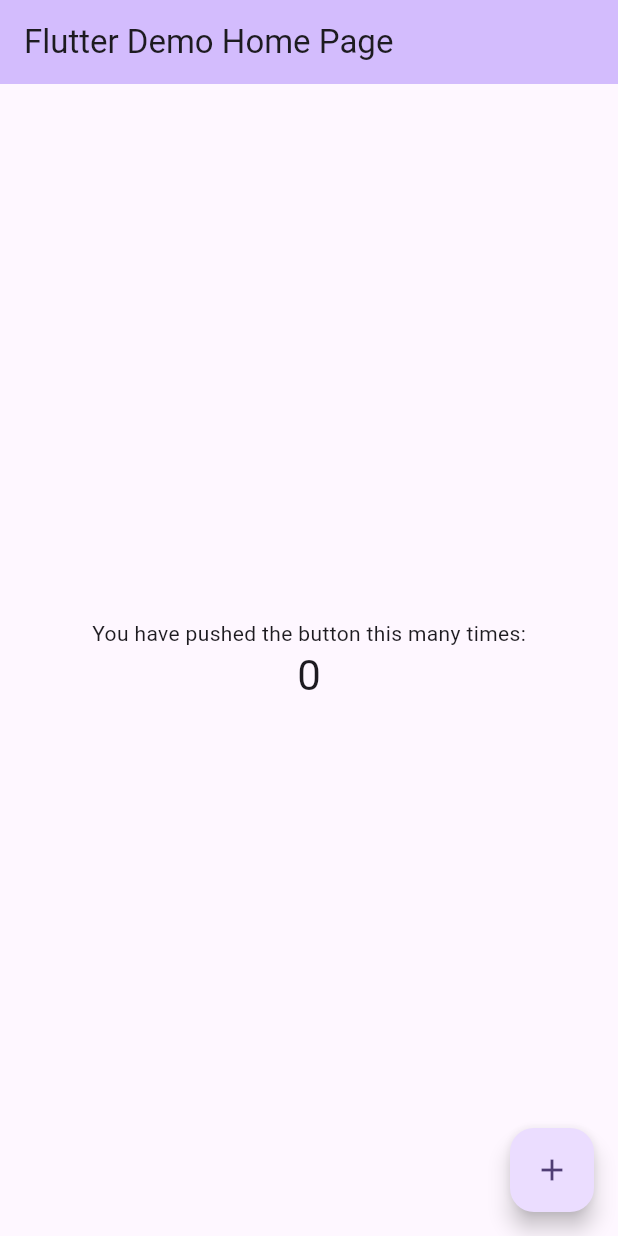
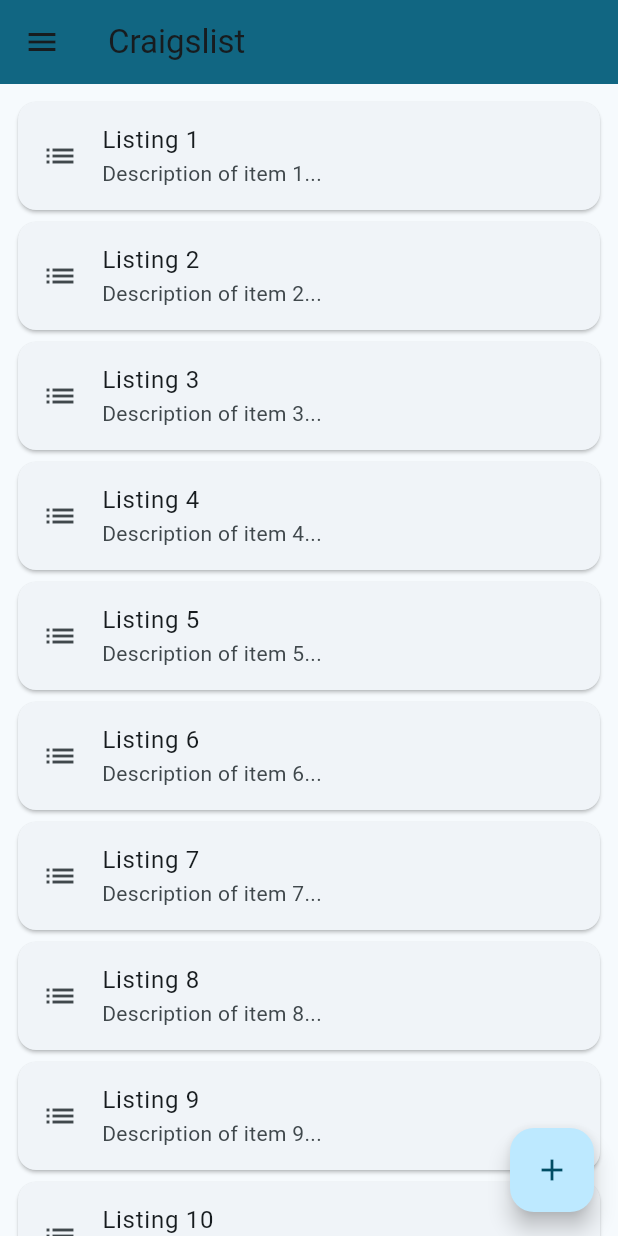
Before and after one commit to CS-Brandon/localhub, a Flutter app: the screen it shows after launch, on a phone screen of 412 x 824 dp. Run offline on Flutter 3.47's test engine with Material 3 defaults, Android fonts, the phone set to English and light mode, and no system bars.

Commit message:
Adding basic landing page on lib/main.dart

```diff
--- a/lib/main.dart
+++ b/lib/main.dart
@@ -7,119 +7,96 @@
 class MyApp extends StatelessWidget {
   const MyApp({super.key});
 
-  // This widget is the root of your application.
   @override
   Widget build(BuildContext context) {
     return MaterialApp(
-      title: 'Flutter Demo',
+      title: 'Craigslist Template',
       theme: ThemeData(
-        // This is the theme of your application.
-        //
-        // TRY THIS: Try running your application with "flutter run". You'll see
-        // the application has a purple toolbar. Then, without quitting the app,
-        // try changing the seedColor in the colorScheme below to Colors.green
-        // and then invoke "hot reload" (save your changes or press the "hot
-        // reload" button in a Flutter-supported IDE, or press "r" if you used
-        // the command line to start the app).
-        //
-        // Notice that the counter didn't reset back to zero; the application
-        // state is not lost during the reload. To reset the state, use hot
-        // restart instead.
-        //
-        // This works for code too, not just values: Most code changes can be
-        // tested with just a hot reload.
-        colorScheme: ColorScheme.fromSeed(seedColor: Colors.deepPurple),
+        colorScheme: ColorScheme.fromSeed(seedColor: Colors.blueGrey),
         useMaterial3: true,
       ),
-      home: const MyHomePage(title: 'Flutter Demo Home Page'),
+      home: const HomePage(),
     );
   }
 }
 
-class MyHomePage extends StatefulWidget {
-  const MyHomePage({super.key, required this.title});
-
-  // This widget is the home page of your application. It is stateful, meaning
-  // that it has a State object (defined below) that contains fields that affect
-  // how it looks.
-
-  // This class is the configuration for the state. It holds the values (in this
-  // case the title) provided by the parent (in this case the App widget) and
-  // used by the build method of the State. Fields in a Widget subclass are
-  // always marked "final".
-
-  final String title;
-
-  @override
-  State<MyHomePage> createState() => _MyHomePageState();
-}
-
-class _MyHomePageState extends State<MyHomePage> {
-  int _counter = 0;
-
-  void _incrementCounter() {
-    setState(() {
-      // This call to setState tells the Flutter framework that something has
-      // changed in this State, which causes it to rerun the build method below
-      // so that the display can reflect the updated values. If we changed
-      // _counter without calling setState(), then the build method would not be
-      // called again, and so nothing would appear to happen.
-      _counter++;
-    });
-  }
+class HomePage extends StatelessWidget {
+  const HomePage({super.key});
 
   @override
   Widget build(BuildContext context) {
-    // This method is rerun every time setState is called, for instance as done
-    // by the _incrementCounter method above.
-    //
-    // The Flutter framework has been optimized to make rerunning build methods
-    // fast, so that you can just rebuild anything that needs updating rather
-    // than having to individually change instances of widgets.
     return Scaffold(
       appBar: AppBar(
-        // TRY THIS: Try changing the color here to a specific color (to
-        // Colors.amber, perhaps?) and trigger a hot reload to see the AppBar
-        // change color while the other colors stay the same.
-        backgroundColor: Theme.of(context).colorScheme.inversePrimary,
-        // Here we take the value from the MyHomePage object that was created by
-        // the App.build method, and use it to set our appbar title.
-        title: Text(widget.title),
+        title: const Text('Craigslist'),
+        backgroundColor: Theme.of(context).colorScheme.primary,
       ),
-      body: Center(
-        // Center is a layout widget. It takes a single child and positions it
-        // in the middle of the parent.
-        child: Column(
-          // Column is also a layout widget. It takes a list of children and
-          // arranges them vertically. By default, it sizes itself to fit its
-          // children horizontally, and tries to be as tall as its parent.
-          //
-          // Column has various properties to control how it sizes itself and
-          // how it positions its children. Here we use mainAxisAlignment to
-          // center the children vertically; the main axis here is the vertical
-          // axis because Columns are vertical (the cross axis would be
-          // horizontal).
-          //
-          // TRY THIS: Invoke "debug painting" (choose the "Toggle Debug Paint"
-          // action in the IDE, or press "p" in the console), to see the
-          // wireframe for each widget.
-          mainAxisAlignment: MainAxisAlignment.center,
+      drawer: Drawer(
+        child: ListView(
+          padding: EdgeInsets.zero,
           children: <Widget>[
-            const Text(
-              'You have pushed the button this many times:',
+            DrawerHeader(
+              decoration: BoxDecoration(
+                color: Theme.of(context).colorScheme.primary,
+              ),
+              child: const Text(
+                'Categories',
+                style: TextStyle(color: Colors.white, fontSize: 24),
+              ),
             ),
-            Text(
-              '$_counter',
-              style: Theme.of(context).textTheme.headlineMedium,
+            ListTile(
+              leading: const Icon(Icons.home),
+              title: const Text('Housing'),
+              onTap: () {
+                // Handle category navigation
+              },
+            ),
+            ListTile(
+              leading: const Icon(Icons.directions_car),
+              title: const Text('Cars'),
+              onTap: () {
+                // Handle category navigation
+              },
+            ),
+            ListTile(
+              leading: const Icon(Icons.work),
+              title: const Text('Jobs'),
+              onTap: () {
+                // Handle category navigation
+              },
+            ),
+            ListTile(
+              leading: const Icon(Icons.shopping_cart),
+              title: const Text('For Sale'),
+              onTap: () {
+                // Handle category navigation
+              },
             ),
           ],
         ),
       ),
+      body: ListView.builder(
+        padding: const EdgeInsets.all(8.0),
+        itemCount: 10, // Example number of listings
+        itemBuilder: (context, index) {
+          return Card(
+            child: ListTile(
+              leading: Icon(Icons.list),
+              title: Text('Listing ${index + 1}'),
+              subtitle: Text('Description of item ${index + 1}...'),
+              onTap: () {
+                // Handle listing click
+              },
+            ),
+          );
+        },
+      ),
       floatingActionButton: FloatingActionButton(
-        onPressed: _incrementCounter,
-        tooltip: 'Increment',
+        onPressed: () {
+          // Add new listing
+        },
+        tooltip: 'Add Listing',
         child: const Icon(Icons.add),
-      ), // This trailing comma makes auto-formatting nicer for build methods.
+      ),
     );
   }
 }
```
